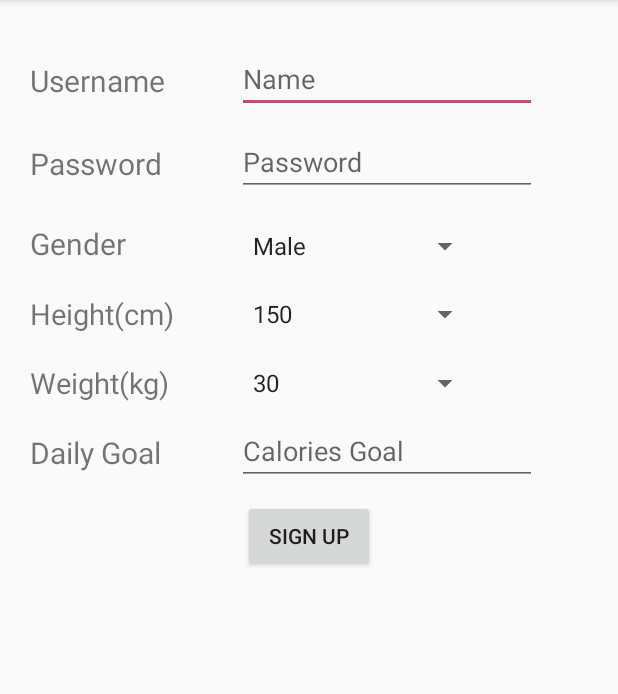
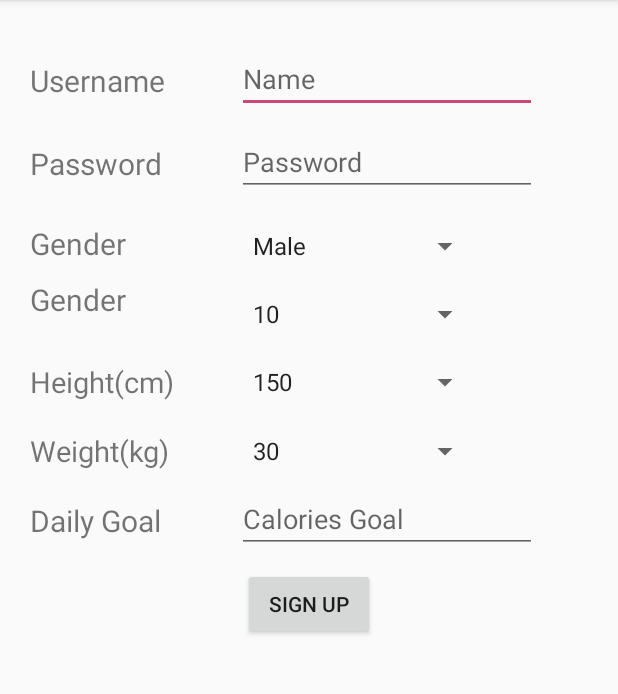
Before and after one commit to jiayuehe/FIVEPASS, an Android app: the SignUp screen opened directly, with no data from a screen before it, on a phone screen of 412 x 824 dp, the part 84-778 px from its top. Run offline under Robolectric (Android 15) with nearby library versions, the phone set to English and light mode, and no system bars.

```diff
--- a/StepCounter/app/src/main/java/com/example/angelahe/stepcounter/Activity/AddExerciseActivity.java
+++ b/StepCounter/app/src/main/java/com/example/angelahe/stepcounter/Activity/AddExerciseActivity.java
@@ -193,7 +193,7 @@ public class AddExerciseActivity extends AppCompatActivity {
 
         //set notification
         SetNotification setter = new SetNotification();
-        setter.setWithTime(this, starthour, startmin, 0, exercisename);
+        setter.setWithTime(this, starthour, startmin, 0,  exercisename);
     }
 
 }
--- a/StepCounter/app/src/main/java/com/example/angelahe/stepcounter/Activity/SetNotification.java
+++ b/StepCounter/app/src/main/java/com/example/angelahe/stepcounter/Activity/SetNotification.java
@@ -8,7 +8,7 @@ import android.widget.Toast;
 import java.util.Calendar;
 
 public class SetNotification {
-    public void setWithTime(Context context, int hour, int min, int sec, String sport){
+    public void setWithTime(Context context, int hour, int min, int sec, int dayOfMonth, int month, int year, String sport){
         Intent intent = new Intent(context, AlarmReceiver.class);
         intent.putExtra("sport", sport);
 
@@ -26,6 +26,9 @@ public class SetNotification {
         startTime.set(Calendar.HOUR_OF_DAY, hour);
         startTime.set(Calendar.MINUTE, min);
         startTime.set(Calendar.SECOND, sec);
+        startTime.set(Calendar.MONTH, month);
+        startTime.set(Calendar.DAY_OF_MONTH, dayOfMonth);
+        startTime.set( Calendar.YEAR, year);
 
         long milliStartTime = startTime.getTimeInMillis();
 
--- a/StepCounter/app/src/main/java/com/example/angelahe/stepcounter/Activity/SignUp.java
+++ b/StepCounter/app/src/main/java/com/example/angelahe/stepcounter/Activity/SignUp.java
@@ -1,30 +1,58 @@
 package com.example.angelahe.stepcounter.Activity;
 
+import android.content.Intent;
 import android.os.Bundle;
 import android.support.v7.app.AppCompatActivity;
 import android.view.View;
 import android.widget.Button;
+import android.widget.EditText;
 import android.widget.Spinner;
+import android.widget.TextView;
 
+import com.example.angelahe.stepcounter.Database.User;
 import com.example.angelahe.stepcounter.R;
 
 public class SignUp extends AppCompatActivity {
-    private Spinner genderSpinner, ageSpinner;
+    private Spinner genderSpinner, heightSpinner, wightSpinnner, ageSpinner;
     private Button signUpBtn;
+    private EditText usernameText;
+    private EditText passwordText;
+    private EditText goalText;
 
     @Override
     public void onCreate(Bundle savedInstanceState) {
         super.onCreate(savedInstanceState);
         setContentView(R.layout.activity_user_signup);
         signUpBtn = findViewById(R.id.signUpButton);
-//        signUpBtn.setOnClickListener(
-//                new View.OnClickListener() {
-//                    @Override
-//                    public void onClick(View view) {
-//                        String name =
-//                    }
-//                }
-//        );
+        signUpBtn.setOnClickListener(
+                new View.OnClickListener() {
+                    @Override
+                    public void onClick(View view) {
+                        usernameText = (EditText) findViewById(R.id.username);
+                        passwordText = (EditText) findViewById(R.id.password);
+                        genderSpinner = (Spinner) findViewById(R.id.gender);
+                        heightSpinner = (Spinner) findViewById(R.id.body_height);
+                        wightSpinnner = (Spinner) findViewById(R.id.weight);
+                        ageSpinner = (Spinner) findViewById(R.id.age);
+                        goalText = (EditText) findViewById(R.id.dailyGoal);
+
+                        String username = usernameText.getText().toString();
+                        String password = passwordText.getText().toString();
+                        char gender = genderSpinner.getSelectedItem().toString().toLowerCase().charAt(0);
+                        int age = Integer.valueOf(ageSpinner.getSelectedItem().toString());
+                        int weight = Integer.valueOf(ageSpinner.getSelectedItem().toString());
+                        int height = Integer.valueOf(ageSpinner.getSelectedItem().toString());
+                        int dailyGaol = Integer.valueOf(goalText.getText().toString());
+
+
+                        User newUser = new User(username, password, age, weight, height, dailyGaol, gender);
+                        MainActivity.myAppDatabase.UserDao().addUser(newUser);
+                        Intent myIntent = new Intent(SignUp.this, HomeActivity.class);
+                        myIntent.putExtra("username", username);
+                        startActivity(myIntent);
+                    }
+                }
+        );
     }
 
 //    public void addGenderItems(){
--- a/StepCounter/app/src/main/java/com/example/angelahe/stepcounter/Activity/UserRegisterActivity.java
+++ b/StepCounter/app/src/main/java/com/example/angelahe/stepcounter/Activity/UserRegisterActivity.java
@@ -46,8 +46,10 @@ public class UserRegisterActivity extends AppCompatActivity {
                         Log.d("Currentusername","CurrentUsername is " + username);
                         User currentUser = MainActivity.myAppDatabase.UserDao().returnCurrentUser(username);
                         if(currentUser == null){
-                            User user = new User(username,password);
-                            MainActivity.myAppDatabase.UserDao().addUser(user);
+                            User user = new User(username,password, 17, 12,12,12,'m');
+//                                public User(String mUserName, String mPassword, int age, float weight, float height, int dailyGoal, char gender) {
+
+                                MainActivity.myAppDatabase.UserDao().addUser(user);
                             Intent myIntent = new Intent(UserRegisterActivity.this, HomeActivity.class);
                             myIntent.putExtra("username", username);
                             startActivity(myIntent);
--- a/StepCounter/app/src/main/res/layout/activity_user_signup.xml
+++ b/StepCounter/app/src/main/res/layout/activity_user_signup.xml
@@ -103,6 +103,36 @@
                     android:ems="10"
                     android:entries="@array/genderArray"
                     android:prompt="@string/genderPrompt"
+                    android:spinnerMode="dialog" />
+            </RelativeLayout>
+
+
+            <RelativeLayout
+                android:layout_width="match_parent"
+                android:layout_height="wrap_content"
+                android:layout_marginTop="10dp"
+                android:gravity="center"
+                android:textAlignment="center">
+
+                <TextView
+                    android:layout_width="100dp"
+                    android:layout_height="wrap_content"
+                    android:layout_marginLeft="20dp"
+                    android:layout_marginRight="10dp"
+                    android:text="Gender"
+                    android:textSize="20dp" />
+
+                <Spinner
+                    android:id="@+id/age"
+                    android:layout_width="160dp"
+                    android:layout_height="wrap_content"
+                    android:layout_alignParentTop="true"
+                    android:layout_alignParentEnd="true"
+                    android:layout_marginTop="11dp"
+                    android:layout_marginEnd="91dp"
+                    android:ems="10"
+                    android:entries="@array/ages"
+                    android:prompt="@string/Age"
                     android:spinnerMode="dialog" />
             </RelativeLayout>
 
--- a/StepCounter/app/src/main/res/values/strings.xml
+++ b/StepCounter/app/src/main/res/values/strings.xml
@@ -123,4 +123,23 @@
         <item>108</item>
         <item>110</item>
     </string-array>
+
+    <string name="Age">Height</string>
+    <string-array name="ages">
+        <item>10</item>
+        <item>15</item>
+        <item>20</item>
+        <item>25</item>
+        <item>30</item>
+        <item>35</item>
+        <item>40</item>
+        <item>45</item>
+        <item>50</item>
+        <item>55</item>
+        <item>60</item>
+        <item>65</item>
+        <item>70</item>
+        <item>75</item>
+        <item>80</item>
+    </string-array>
 </resources>
```
